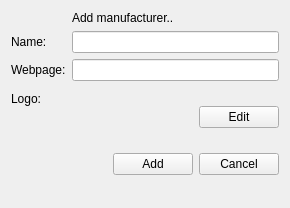
Before: the Qt Designer form client/uiforms/manufacturer_add.ui in Wolframe/configurator, drawn with Qt 5.
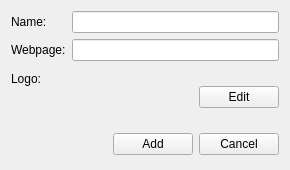
After: the same form once the commit is applied. Icons and pictures are not drawn.

```diff
--- a/client/uiforms/manufacturer_add.ui
+++ b/client/uiforms/manufacturer_add.ui
@@ -7,7 +7,7 @@
     <x>0</x>
     <y>0</y>
     <width>290</width>
-    <height>208</height>
+    <height>170</height>
    </rect>
   </property>
   <property name="windowTitle">
@@ -18,23 +18,6 @@
     <enum>QFormLayout::AllNonFixedFieldsGrow</enum>
    </property>
    <item row="0" column="0">
-    <widget class="QLabel" name="label">
-     <property name="text">
-      <string/>
-     </property>
-     <property name="pixmap">
-      <pixmap resource="../configurator.qrc">:/images/building_add.png</pixmap>
-     </property>
-    </widget>
-   </item>
-   <item row="0" column="1">
-    <widget class="QLabel" name="label_3">
-     <property name="text">
-      <string>Add manufacturer..</string>
-     </property>
-    </widget>
-   </item>
-   <item row="1" column="0">
     <widget class="QLabel" name="label_name">
      <property name="text">
       <string>Name:</string>
@@ -44,14 +27,14 @@
      </property>
     </widget>
    </item>
-   <item row="1" column="1">
+   <item row="0" column="1">
     <widget class="QLineEdit" name="name">
      <property name="initialFocus" stdset="0">
       <bool>true</bool>
      </property>
     </widget>
    </item>
-   <item row="2" column="0">
+   <item row="1" column="0">
     <widget class="QLabel" name="label_description">
      <property name="text">
       <string>Webpage:</string>
@@ -61,53 +44,20 @@
      </property>
     </widget>
    </item>
-   <item row="2" column="1">
+   <item row="1" column="1">
     <widget class="QLineEdit" name="webPage"/>
    </item>
-   <item row="5" column="1">
-    <layout class="QHBoxLayout" name="horizontalLayout">
-     <item>
-      <spacer name="horizontalSpacer">
-       <property name="orientation">
-        <enum>Qt::Horizontal</enum>
-       </property>
-       <property name="sizeHint" stdset="0">
-        <size>
-         <width>40</width>
-         <height>20</height>
-        </size>
-       </property>
-      </spacer>
-     </item>
-     <item>
-      <widget class="QPushButton" name="add">
-       <property name="text">
-        <string>Add</string>
-       </property>
-       <property name="action" stdset="0">
-        <string>addManufacturer manufacturer {name {{main.name}}; webPage {{main.webPage}}; picture{id={main.image.id} } }</string>
-       </property>
-       <property name="form" stdset="0">
-        <string>_CLOSE_</string>
-       </property>
-       <property name="datasignal:clicked" stdset="0">
-        <string>manufacturers</string>
-       </property>
-      </widget>
-     </item>
-     <item>
-      <widget class="QPushButton" name="cancel">
-       <property name="text">
-        <string>Cancel</string>
-       </property>
-       <property name="form" stdset="0">
-        <string notr="true">_CLOSE_</string>
-       </property>
-      </widget>
-     </item>
-    </layout>
+   <item row="2" column="0">
+    <widget class="QLabel" name="label_picture">
+     <property name="text">
+      <string>Logo:</string>
+     </property>
+     <property name="buddy">
+      <cstring>searchButton</cstring>
+     </property>
+    </widget>
    </item>
-   <item row="3" column="1">
+   <item row="2" column="1">
     <layout class="QHBoxLayout" name="horizontalLayout_3">
      <item>
       <widget class="QLabel" name="image">
@@ -168,15 +118,48 @@
      </item>
     </layout>
    </item>
-   <item row="3" column="0">
-    <widget class="QLabel" name="label_picture">
-     <property name="text">
-      <string>Logo:</string>
-     </property>
-     <property name="buddy">
-      <cstring>searchButton</cstring>
-     </property>
-    </widget>
+   <item row="4" column="1">
+    <layout class="QHBoxLayout" name="horizontalLayout">
+     <item>
+      <spacer name="horizontalSpacer">
+       <property name="orientation">
+        <enum>Qt::Horizontal</enum>
+       </property>
+       <property name="sizeHint" stdset="0">
+        <size>
+         <width>40</width>
+         <height>20</height>
+        </size>
+       </property>
+      </spacer>
+     </item>
+     <item>
+      <widget class="QPushButton" name="add">
+       <property name="text">
+        <string>Add</string>
+       </property>
+       <property name="action" stdset="0">
+        <string>addManufacturer manufacturer {name {{main.name}}; webPage {{main.webPage}}; picture{id={main.image.id} } }</string>
+       </property>
+       <property name="form" stdset="0">
+        <string>_CLOSE_</string>
+       </property>
+       <property name="datasignal:clicked" stdset="0">
+        <string>manufacturers</string>
+       </property>
+      </widget>
+     </item>
+     <item>
+      <widget class="QPushButton" name="cancel">
+       <property name="text">
+        <string>Cancel</string>
+       </property>
+       <property name="form" stdset="0">
+        <string notr="true">_CLOSE_</string>
+       </property>
+      </widget>
+     </item>
+    </layout>
    </item>
   </layout>
  </widget>
```
Left out of the diff: 4 changed lines with no effect on the pictures.
